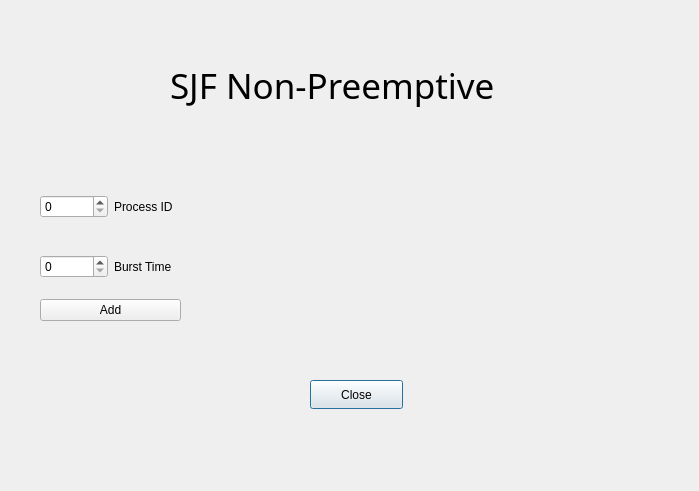
First picture: the form in GUI/sjfnon.ui, repository MightyMaya/CPU-Scheduler, before the edit.
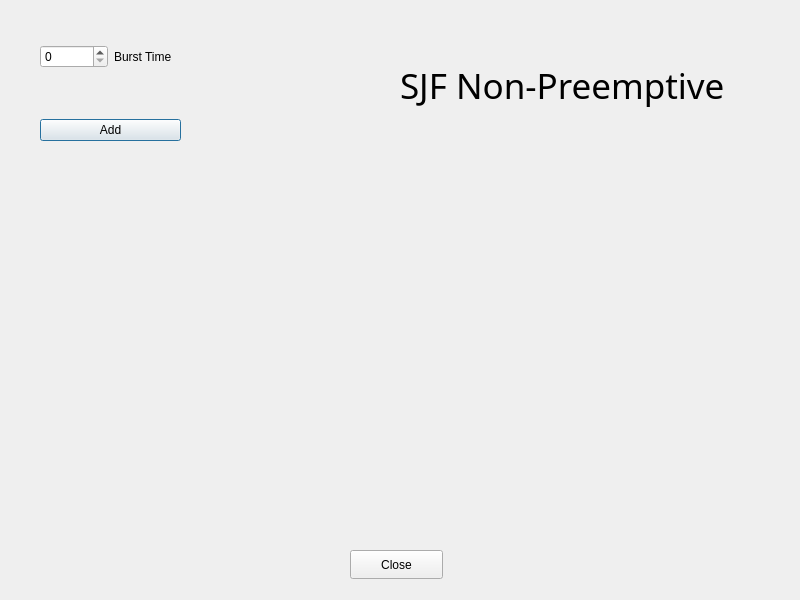
Second picture: the form after the edit.

```diff
--- a/GUI/sjfnon.ui
+++ b/GUI/sjfnon.ui
@@ -6,17 +6,50 @@
    <rect>
     <x>0</x>
     <y>0</y>
-    <width>699</width>
-    <height>491</height>
+    <width>800</width>
+    <height>600</height>
    </rect>
   </property>
   <property name="windowTitle">
    <string>Dialog</string>
   </property>
+  <widget class="QWidget" name="layoutWidget">
+   <property name="geometry">
+    <rect>
+     <x>40</x>
+     <y>0</y>
+     <width>141</width>
+     <height>141</height>
+    </rect>
+   </property>
+   <layout class="QVBoxLayout" name="verticalLayout_2">
+    <item>
+     <layout class="QHBoxLayout" name="horizontalLayout_4">
+      <item>
+       <widget class="QSpinBox" name="burst_2"/>
+      </item>
+      <item>
+       <widget class="QLabel" name="BurstTime_2">
+        <property name="text">
+         <string>Burst Time</string>
+        </property>
+       </widget>
+      </item>
+     </layout>
+    </item>
+    <item>
+     <widget class="QPushButton" name="add_2">
+      <property name="text">
+       <string>Add</string>
+      </property>
+     </widget>
+    </item>
+   </layout>
+  </widget>
   <widget class="QLabel" name="title">
    <property name="geometry">
     <rect>
-     <x>170</x>
+     <x>400</x>
      <y>30</y>
      <width>371</width>
      <height>111</height>
@@ -35,8 +68,8 @@
   <widget class="QPushButton" name="close">
    <property name="geometry">
     <rect>
-     <x>310</x>
-     <y>380</y>
+     <x>350</x>
+     <y>550</y>
      <width>93</width>
      <height>29</height>
     </rect>
@@ -45,53 +78,6 @@
     <string>Close</string>
    </property>
   </widget>
-  <widget class="QWidget" name="">
-   <property name="geometry">
-    <rect>
-     <x>40</x>
-     <y>180</y>
-     <width>141</width>
-     <height>141</height>
-    </rect>
-   </property>
-   <layout class="QVBoxLayout" name="verticalLayout">
-    <item>
-     <layout class="QHBoxLayout" name="horizontalLayout">
-      <item>
-       <widget class="QSpinBox" name="ID"/>
-      </item>
-      <item>
-       <widget class="QLabel" name="PID">
-        <property name="text">
-         <string>Process ID</string>
-        </property>
-       </widget>
-      </item>
-     </layout>
-    </item>
-    <item>
-     <layout class="QHBoxLayout" name="horizontalLayout_2">
-      <item>
-       <widget class="QSpinBox" name="burst"/>
-      </item>
-      <item>
-       <widget class="QLabel" name="BurstTime">
-        <property name="text">
-         <string>Burst Time</string>
-        </property>
-       </widget>
-      </item>
-     </layout>
-    </item>
-    <item>
-     <widget class="QPushButton" name="add">
-      <property name="text">
-       <string>Add</string>
-      </property>
-     </widget>
-    </item>
-   </layout>
-  </widget>
  </widget>
  <resources/>
  <connections/>
```
